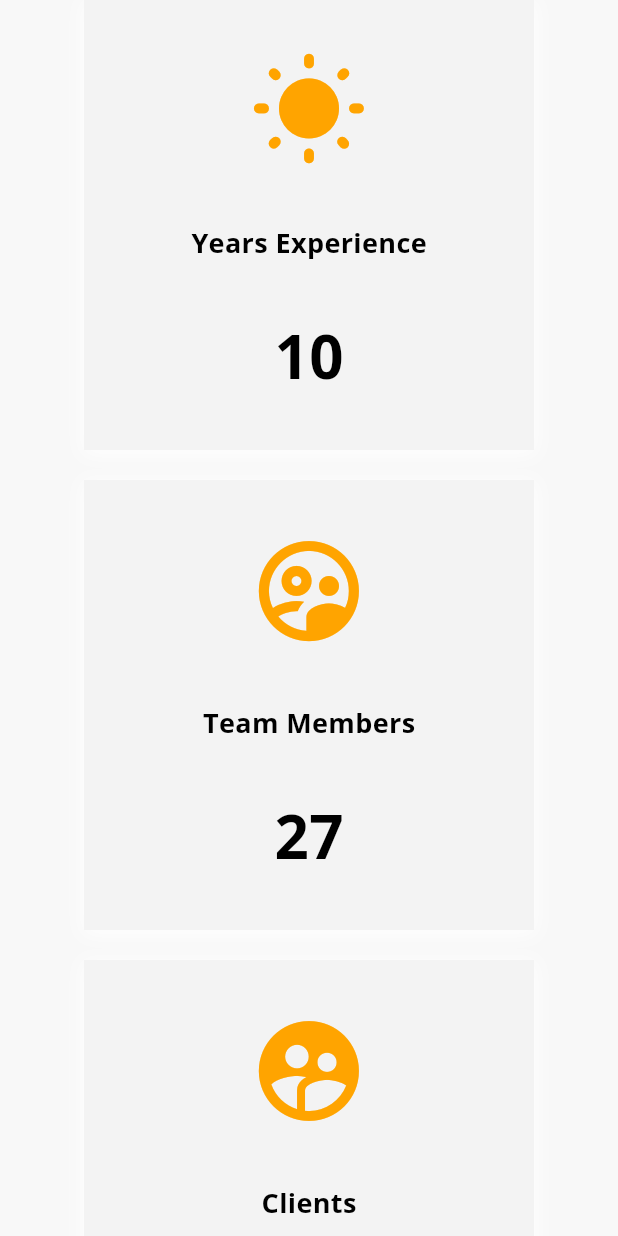
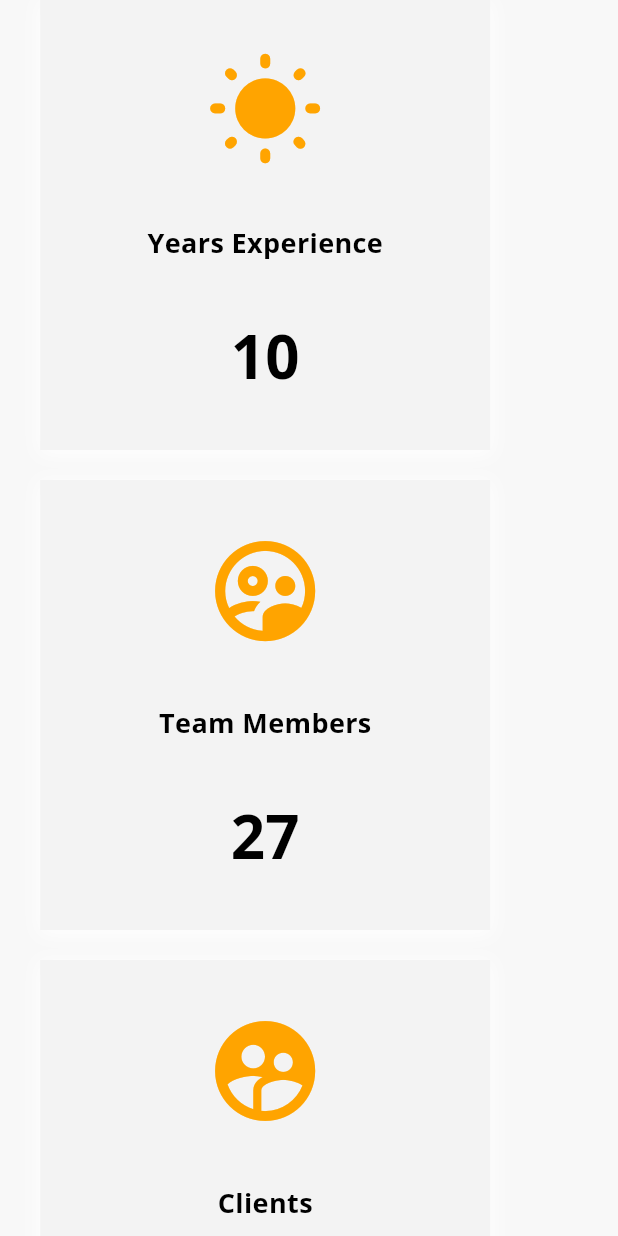
Before and after one commit to LakhtariyaHarsh/digibells, a Flutter app: the HoverCardPage screen opened directly, on a phone screen of 412 x 824 dp. Run offline on Flutter 3.47's test engine with Material 3 defaults, Android fonts, the phone set to English and light mode, and no system bars; our stand-ins replace auto_size_text, carousel_slider, font_awesome_flutter, go_router, google_fonts, google_maps_flutter.

Commit message:
make responsive for desktop screen zoom out 100 %

```diff
--- a/lib/container/hovercard.dart
+++ b/lib/container/hovercard.dart
@@ -4,12 +4,14 @@ import 'package:flutter/material.dart';
 class HoverCardPage extends StatelessWidget {
   @override
   Widget build(BuildContext context) {
+    var screenSize = MediaQuery.of(context).size;
     return Scaffold(
       backgroundColor: grey,
       body: Center(
         child: Container(
+          width: screenSize.width * 0.87,
           child: Wrap(
-            spacing: 20, // Space between cards
+            spacing: 40, // Space between cards
             runSpacing: 20,
             children: [
               buildHoverCard(
```
Also changed, not shown: lib/main.dart (+33 -7 lines).
